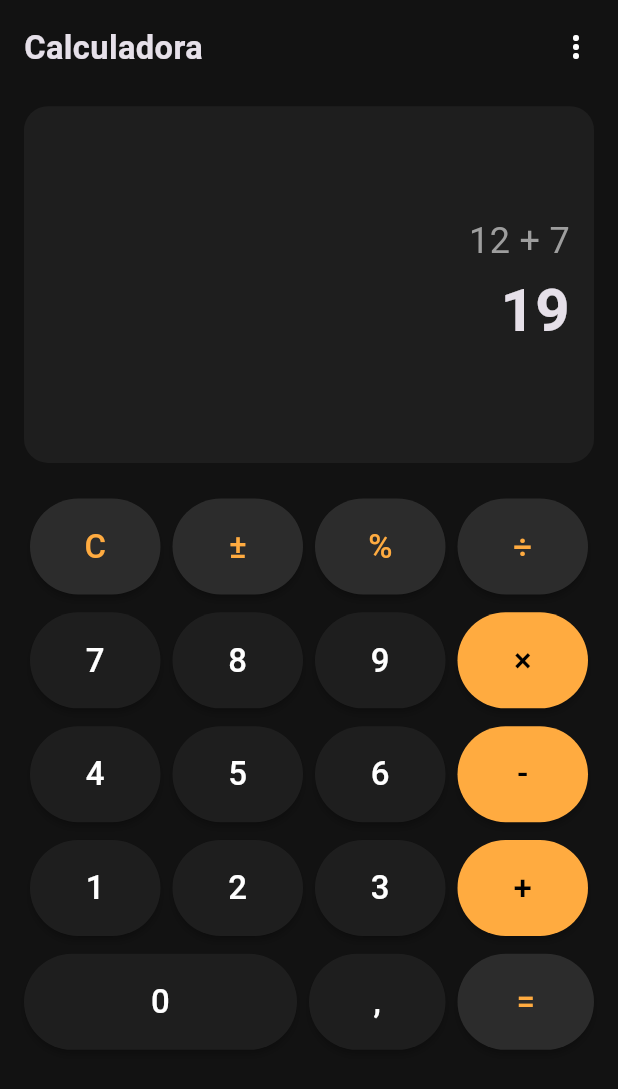
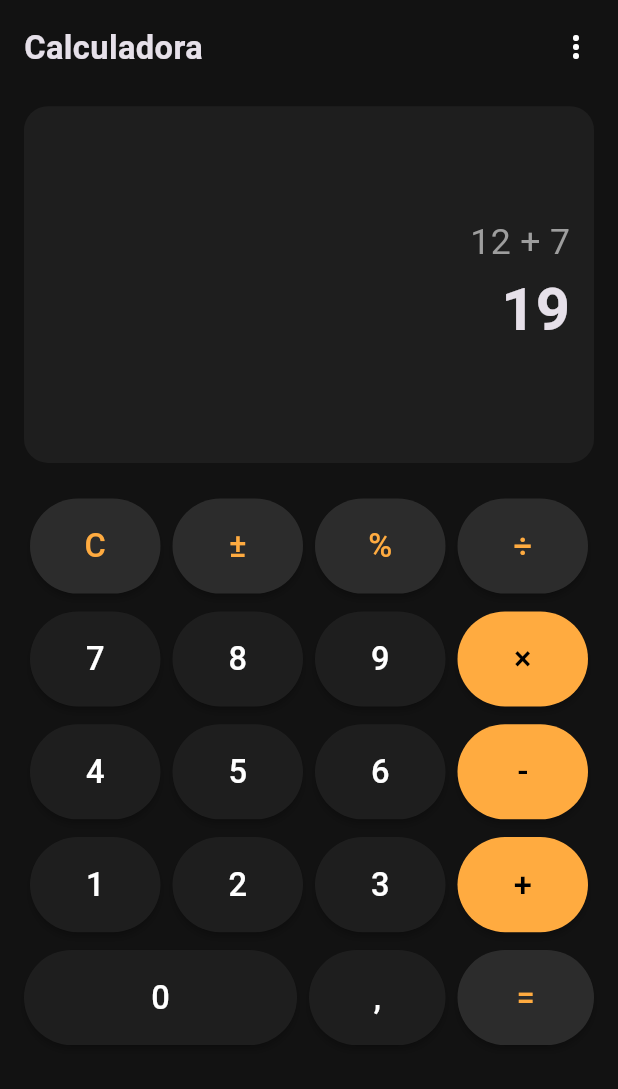
Before and after one commit to stefacm/calculator, a Flutter app: the screen it shows after launch, on a phone screen of 412 x 824 dp. Shown: the top 1089 px of the screen. Run offline on Flutter 3.47's test engine with Material 3 defaults, Android fonts, the phone set to English and light mode, and no system bars.

Commit message:
refactor: replace scale parameter with ResponsiveConfig for dynamic scaling in CalculatorButton and CalculatorDisplay

```diff
--- a/lib/widgets/calculator_button.dart
+++ b/lib/widgets/calculator_button.dart
@@ -1,5 +1,6 @@
 import 'package:flutter/material.dart';
 import 'package:calculator/theme/app_theme.dart';
+import 'package:calculator/widgets/responsive_config.dart';
 
 class CalculatorButton extends StatelessWidget {
   final String label;
@@ -8,7 +9,6 @@ class CalculatorButton extends StatelessWidget {
   final bool isAction;
   final bool isNumber;
   final VoidCallback? onPressed;
-  final double? scale;
 
   const CalculatorButton({
     super.key,
@@ -18,7 +18,6 @@ class CalculatorButton extends StatelessWidget {
     this.isAction = false,
     this.isNumber = false,
     this.onPressed,
-    this.scale,
   });
 
   @override
@@ -31,7 +30,7 @@ class CalculatorButton extends StatelessWidget {
         ? AppColors.actionText
         : (isOperator ? Colors.black : AppTextStyles.button.color ?? Colors.white);
 
-    final double s = (scale ?? 1.0).clamp(0.7, 1.0);
+    final double s = ResponsiveConfig.of(context).scale.clamp(0.7, 1.0);
     return SizedBox(
       height: (64 * s),
       child: ElevatedButton(
--- a/lib/widgets/calculator_display.dart
+++ b/lib/widgets/calculator_display.dart
@@ -1,21 +1,20 @@
 import 'package:flutter/material.dart';
 import 'package:calculator/theme/app_theme.dart';
+import 'package:calculator/widgets/responsive_config.dart';
 
 class CalculatorDisplay extends StatelessWidget {
   final String expression;
   final String result;
-  final double? scale;
-
   const CalculatorDisplay({
     super.key,
     this.expression = '',
     this.result = '0',
-    this.scale,
   });
 
   @override
   Widget build(BuildContext context) {
-    final double p = 16 * (scale ?? 1.0);
+    final double scale = ResponsiveConfig.of(context).scale.clamp(0.7, 1.0);
+    final double p = 16 * scale;
     return Container(
       width: double.infinity,
       padding: EdgeInsets.all(p),
@@ -31,16 +30,16 @@ class CalculatorDisplay extends StatelessWidget {
             scrollDirection: Axis.horizontal,
             reverse: true,
             child: Text(
-              expression,
+                expression,
               softWrap: false,
               maxLines: 1,
               style: AppTextStyles.expression.copyWith(
-                fontSize: (AppTextStyles.expression.fontSize ?? 24) * (scale ?? 1.0),
+                fontSize: (AppTextStyles.expression.fontSize ?? 24) * scale,
               ),
             ),
           ),
           SizedBox(
-            height: (AppTextStyles.result.fontSize ?? 48) * (scale ?? 1.0) * 1.2,
+            height: (AppTextStyles.result.fontSize ?? 48) * scale * 1.2,
             child: FittedBox(
               alignment: Alignment.centerRight,
               fit: BoxFit.scaleDown,
@@ -49,7 +48,7 @@ class CalculatorDisplay extends StatelessWidget {
                 maxLines: 1,
                 softWrap: false,
                 style: AppTextStyles.result.copyWith(
-                  fontSize: (AppTextStyles.result.fontSize ?? 48) * (scale ?? 1.0),
+                  fontSize: (AppTextStyles.result.fontSize ?? 48) * scale,
                 ),
               ),
             ),
```
